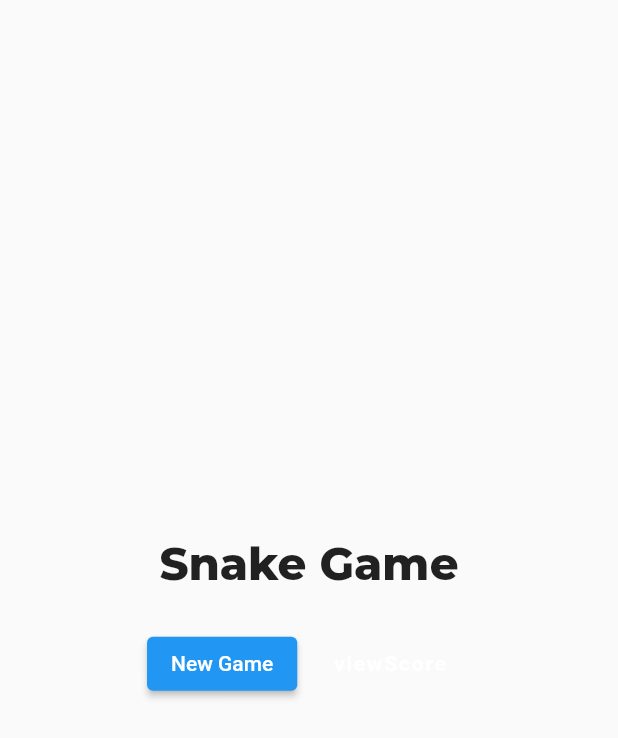
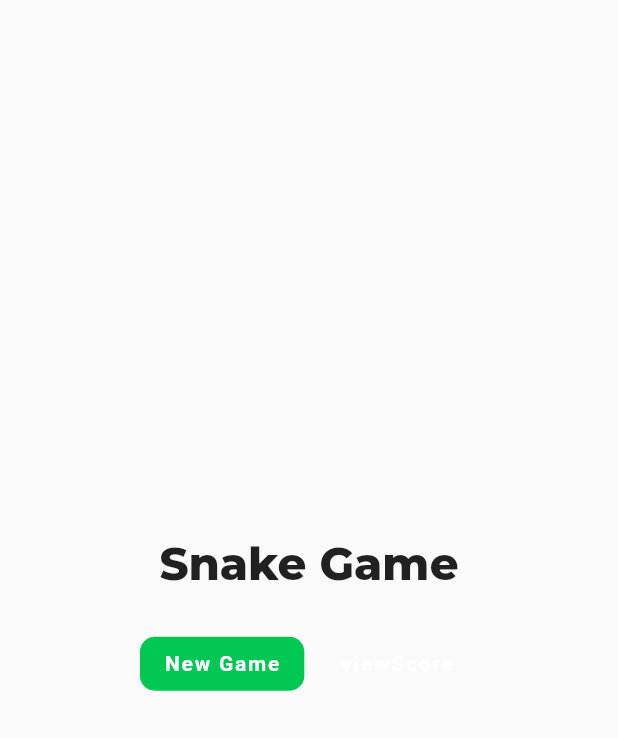
Before and after one commit to DIMAAGR/snake_game, a Flutter app: the screen it shows after launch, on a phone screen of 412 x 824 dp. Shown: the top 738 px of the screen. Run offline on Flutter 3.47's test engine with Material 2 defaults, Android fonts, the phone set to English and light mode, and no system bars; our stand-ins replace google_fonts.

Commit message:
criado grid do snakegame

```diff
--- a/lib/src/core/core.dart
+++ b/lib/src/core/core.dart
@@ -1,2 +1,3 @@
 export 'package:snake_game/src/core/main/main_app.dart';
 export 'package:snake_game/src/core/player/controls.dart';
+export 'package:snake_game/src/core/routes/routes.dart';
--- a/lib/src/core/main/main_app.dart
+++ b/lib/src/core/main/main_app.dart
@@ -1,4 +1,5 @@
 import 'package:flutter/material.dart';
+import 'package:snake_game/src/core/routes/routes.dart';
 import 'package:snake_game/src/core/theme/theme.dart';
 import 'package:snake_game/src/views/presentation_view.dart';
 
@@ -13,6 +14,7 @@ class MainApp extends StatelessWidget {
       theme: ApplicationTheme.whiteTheme,
       darkTheme: ApplicationTheme.darkTheme,
       themeMode: ThemeMode.system,
+      routes: ApplicationRoutes.routes,
     );
   }
 }
--- /dev/null
+++ b/lib/src/core/routes/routes.dart
@@ -0,0 +1,17 @@
+import 'package:flutter/material.dart';
+import 'package:snake_game/src/views/game_view.dart';
+import 'package:snake_game/src/views/presentation_view.dart';
+
+class ApplicationRoutes {
+  //
+  // named views getters --------------------------------------------
+  static String get presentationView => 'presentation';
+  static String get gameView => 'game';
+  static String get scoreView => 'score';
+
+  // ROUTE MAP -----------------------------------------------------
+  static Map<String, Widget Function(BuildContext)> get routes => {
+        presentationView: (_) => const PresentationView(),
+        gameView: (_) => const GameView(),
+      };
+}
--- /dev/null
+++ b/lib/src/core/theme/app_bar_theme_data.dart
@@ -0,0 +1,19 @@
+import 'package:flutter/material.dart';
+
+class ApplicationAppBarTheme {
+  //
+  // ===================================================================
+  // White appBar theme
+  // ===================================================================
+  static AppBarTheme get whiteAppBarTheme => const AppBarTheme(elevation: 0);
+
+  // ===================================================================
+  // Dark appBar theme
+  // ===================================================================
+  static AppBarTheme get darkAppBarTheme => const AppBarTheme(elevation: 0);
+
+  // ===================================================================
+  // Transparent appBar theme
+  // ===================================================================
+  static AppBarTheme get transparentAppBarTheme => const AppBarTheme(elevation: 0, color: Colors.transparent);
+}
--- a/lib/src/core/theme/buttons_theme_data.dart
+++ b/lib/src/core/theme/buttons_theme_data.dart
@@ -10,13 +10,18 @@ class ButtonsThemeData {
         elevation: 0,
         backgroundColor: Colors.pink[700],
         shape: RoundedRectangleBorder(borderRadius: BorderRadius.circular(10)),
-        textStyle: TextStylesThemeData.standartDarkThemebutton,
+        textStyle: TextStylesThemeData.standartThemebutton,
       );
 
   // ===================================================================
   // Elevated Button White Theme Getter >>
   // ===================================================================
-  static ButtonStyle get whiteElevatedButtonStyle => ElevatedButton.styleFrom();
+  static ButtonStyle get whiteElevatedButtonStyle => ElevatedButton.styleFrom(
+        elevation: 0,
+        backgroundColor: Colors.greenAccent[700],
+        shape: RoundedRectangleBorder(borderRadius: BorderRadius.circular(10)),
+        textStyle: TextStylesThemeData.standartThemebutton,
+      );
 
   // ===================================================================
   // VIEW SCORE - Dark
@@ -26,7 +31,7 @@ class ButtonsThemeData {
     backgroundColor: const Color.fromARGB(255, 40, 40, 40),
     side: const BorderSide(color: Color(0xFFC2185B), width: 1.5),
     shape: RoundedRectangleBorder(borderRadius: BorderRadius.circular(10)),
-    textStyle: TextStylesThemeData.standartDarkThemebutton,
+    textStyle: TextStylesThemeData.standartThemebutton,
   );
 
   // ===================================================================
@@ -36,6 +41,6 @@ class ButtonsThemeData {
         elevation: 0,
         backgroundColor: const Color.fromARGB(255, 250, 250, 250),
         shape: RoundedRectangleBorder(borderRadius: BorderRadius.circular(10)),
-        textStyle: TextStylesThemeData.standartDarkThemebutton,
+        textStyle: TextStylesThemeData.standartThemebutton,
       );
 }
--- a/lib/src/core/theme/text_styles_theme_data.dart
+++ b/lib/src/core/theme/text_styles_theme_data.dart
@@ -11,7 +11,7 @@ class TextStylesThemeData {
   // ========================================================================================
   // STANDART DARK THEME BUTTON TEXT STYLE
   // ========================================================================================
-  static TextStyle standartDarkThemebutton = GoogleFonts.roboto(fontSize: 14, fontWeight: FontWeight.w700, letterSpacing: 1.2);
+  static TextStyle standartThemebutton = GoogleFonts.roboto(fontSize: 14, fontWeight: FontWeight.w700, letterSpacing: 1.2);
 
   // ========================================================================================
   // END
--- a/lib/src/core/theme/theme.dart
+++ b/lib/src/core/theme/theme.dart
@@ -1,3 +1,4 @@
 export 'package:snake_game/src/core/theme/text_styles_theme_data.dart';
 export 'package:snake_game/src/core/theme/buttons_theme_data.dart';
 export 'package:snake_game/src/core/theme/theme_data.dart';
+export 'package:snake_game/src/core/theme/app_bar_theme_data.dart';
--- a/lib/src/core/theme/theme_data.dart
+++ b/lib/src/core/theme/theme_data.dart
@@ -1,4 +1,5 @@
 import 'package:flutter/material.dart';
+import 'package:snake_game/src/core/theme/app_bar_theme_data.dart';
 import 'package:snake_game/src/core/theme/buttons_theme_data.dart';
 
 class ApplicationTheme {
@@ -7,6 +8,7 @@ class ApplicationTheme {
   // ===========================================================
   static ThemeData get whiteTheme => ThemeData(
         scaffoldBackgroundColor: const Color.fromARGB(255, 250, 250, 250),
+        elevatedButtonTheme: ElevatedButtonThemeData(style: ButtonsThemeData.whiteElevatedButtonStyle),
         brightness: Brightness.light,
       );
 
@@ -17,5 +19,6 @@ class ApplicationTheme {
         brightness: Brightness.dark,
         scaffoldBackgroundColor: const Color.fromARGB(255, 40, 40, 40),
         elevatedButtonTheme: ElevatedButtonThemeData(style: ButtonsThemeData.darkElevatedButtonStyle),
+        appBarTheme: ApplicationAppBarTheme.darkAppBarTheme,
       );
 }
```
Also changed, not shown: lib/src/views/game_view.dart (+17 -2 lines), lib/src/views/presentation_view.dart (+4 -4 lines), lib/src/widgets/game_snake_grid.dart (added, +31 -0 lines), lib/src/widgets/game_snake.dart (added).
